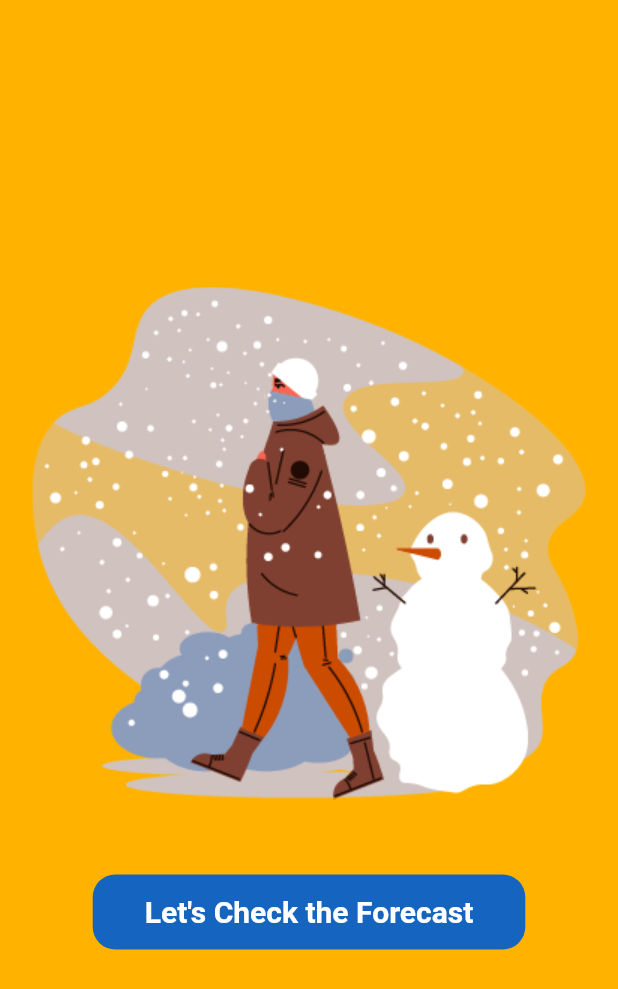
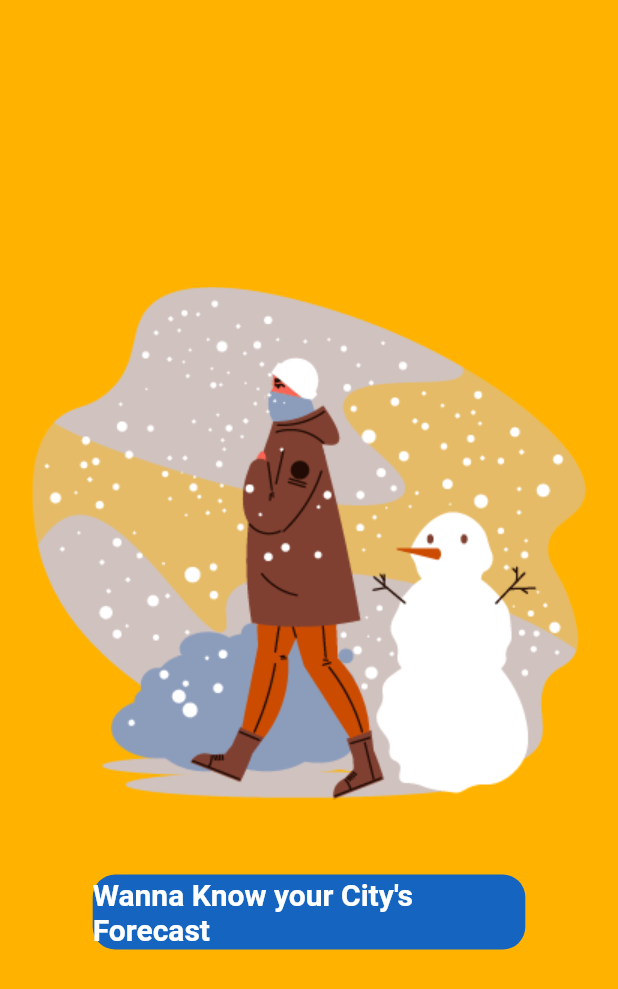
Before and after one commit to Gopala05/Flutter_Weather_App, a Flutter app: the screen it shows after launch, on a phone screen of 412 x 824 dp. Shown: the top 989 px of the screen. Run offline on Flutter 3.47's test engine with Material 2 defaults, Android fonts, the light colour scheme and no system bars.

Commit message:
Home.dart

```diff
--- a/lib/UI/Home.dart
+++ b/lib/UI/Home.dart
@@ -31,7 +31,7 @@ class Home extends StatelessWidget {
                     borderRadius: BorderRadius.all(Radius.circular(15)),
                   ),
                   child: const Center(
-                    child: Text("Let's Check the Forecast", style: TextStyle(color: Colors.white,fontSize: 20, fontWeight: FontWeight.bold),),
+                    child: Text("Wanna Know your City's Forecast ", style: TextStyle(color: Colors.white,fontSize: 20, fontWeight: FontWeight.bold),),
                   ),
                 ),
               ),
```
